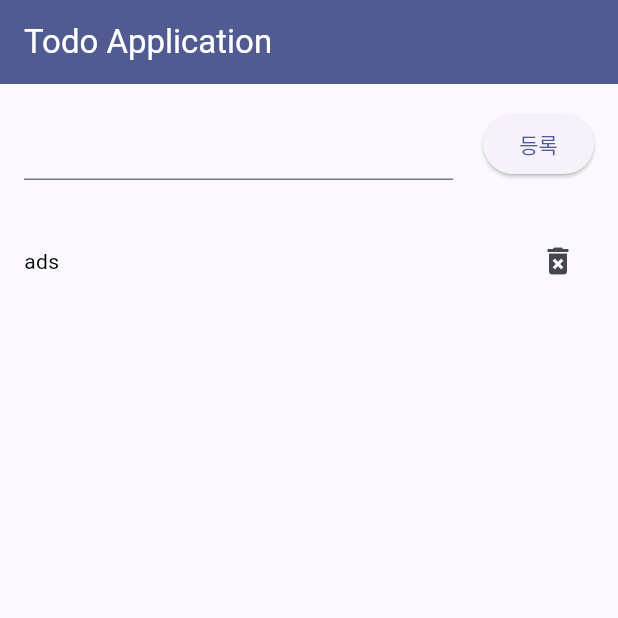
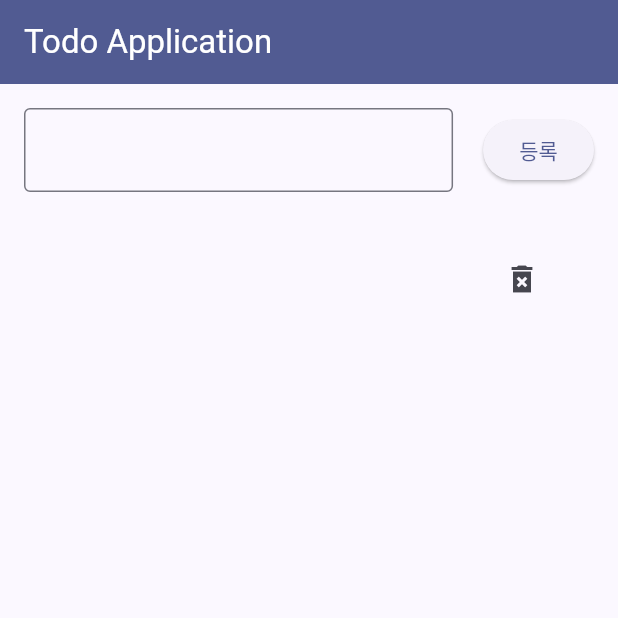
Before and after one commit to immin0241/flutter_todo, a Flutter app: the screen it shows after launch, after a tap on "등록", on a phone screen of 412 x 824 dp, the top half of it. Run offline on Flutter 3.47's test engine with Material 3 defaults, Android fonts, the phone set to English and light mode, and no system bars.

Commit message:
CRUD (할일 추가 / 표시 / 상태변화 / 삭제) 기능 구현 (앱 구동 시에만, 저장 기능 추후 추가 예정)

```diff
--- a/lib/main.dart
+++ b/lib/main.dart
@@ -31,6 +31,31 @@ class TodoApplication extends StatefulWidget {
 
 class _TodoApplicationState extends State<TodoApplication> {
   List<Map<String, dynamic>> todoItems = [];
+  int counter = 0;
+
+  void submitHandler(value) {
+    setState(() {
+      todoItems.add({
+        "idx": counter++,
+        "content": value,
+        "isDone": false,
+      });
+    });
+  }
+
+  void toggleHandler(idx) {
+    int target = todoItems.indexWhere((element) => element['idx'] == idx);
+    setState(() {
+      todoItems[target]['isDone'] = !todoItems[target]['isDone'];
+    });
+  }
+
+  void deleteHandler(idx) {
+    Map target = todoItems.firstWhere((element) => element['idx'] == idx);
+    setState(() {
+      todoItems.remove(target);
+    });
+  }
 
   @override
   Widget build(BuildContext context) {
@@ -39,7 +64,7 @@ class _TodoApplicationState extends State<TodoApplication> {
         backgroundColor: Theme.of(context).colorScheme.primary,
         title: Text(
           widget.title,
-          style: TextStyle(color: Colors.white),
+          style: const TextStyle(color: Colors.white),
         ),
       ),
       body: Padding(
@@ -48,13 +73,21 @@ class _TodoApplicationState extends State<TodoApplication> {
           mainAxisAlignment: MainAxisAlignment.start,
           crossAxisAlignment: CrossAxisAlignment.start,
           children: [
-            TodoInput(),
-            SizedBox(height: 30.0),
+            TodoInput(onSubmit: submitHandler),
+            const SizedBox(height: 30.0),
             Expanded(
-              child: ListView(
-                children: [
-                  TodoItem(content: "ads", isDone: false),
-                ],
+              child: ListView.builder(
+                itemCount: todoItems.length,
+                itemBuilder: (ctx, idx) {
+                  Map i = todoItems[idx];
+                  return TodoItem(
+                    idx: i['idx'],
+                    content: i['content'],
+                    isDone: i['isDone'],
+                    onToggle: toggleHandler,
+                    onDelete: deleteHandler,
+                  );
+                },
               ),
             ),
           ],
@@ -67,12 +100,18 @@ class _TodoApplicationState extends State<TodoApplication> {
 class TodoItem extends StatelessWidget {
   const TodoItem({
     super.key,
+    required this.idx,
     required this.content,
     required this.isDone,
+    required this.onToggle,
+    required this.onDelete,
   });
 
+  final int idx;
   final String content;
   final bool isDone;
+  final Function onToggle;
+  final Function onDelete;
 
   @override
   Widget build(BuildContext context) {
@@ -81,24 +120,22 @@ class TodoItem extends StatelessWidget {
       color: isDone ? Colors.grey : Colors.black,
     );
 
-    return Row(
-      mainAxisAlignment: MainAxisAlignment.spaceBetween,
-      crossAxisAlignment: CrossAxisAlignment.center,
-      children: [
-        Text(content, style: ts),
-        IconButton(
-          onPressed: () => {},
-          icon: Icon(Icons.delete_forever),
-        )
-      ],
+    return ListTile(
+      title: Text(content, style: ts),
+      onTap: () => onToggle(idx),
+      trailing: IconButton(
+        onPressed: () => onDelete(idx),
+        icon: const Icon(Icons.delete_forever_sharp),
+      ),
     );
   }
 }
 
 class TodoInput extends StatelessWidget {
-  const TodoInput({
-    super.key,
-  });
+  TodoInput({super.key, required this.onSubmit});
+
+  final TextEditingController _textController = TextEditingController();
+  final Function onSubmit;
 
   @override
   Widget build(BuildContext context) {
@@ -107,10 +144,16 @@ class TodoInput extends StatelessWidget {
       crossAxisAlignment: CrossAxisAlignment.center,
       children: [
         Expanded(
-          child: TextField(),
+          child: TextField(
+            controller: _textController,
+            decoration: InputDecoration(border: OutlineInputBorder()),
+          ),
         ),
         SizedBox(width: 20.0),
-        ElevatedButton(onPressed: () => {}, child: Text("등록")),
+        ElevatedButton(
+          onPressed: () => onSubmit(_textController.text),
+          child: Text("등록"),
+        ),
       ],
     );
   }
```
